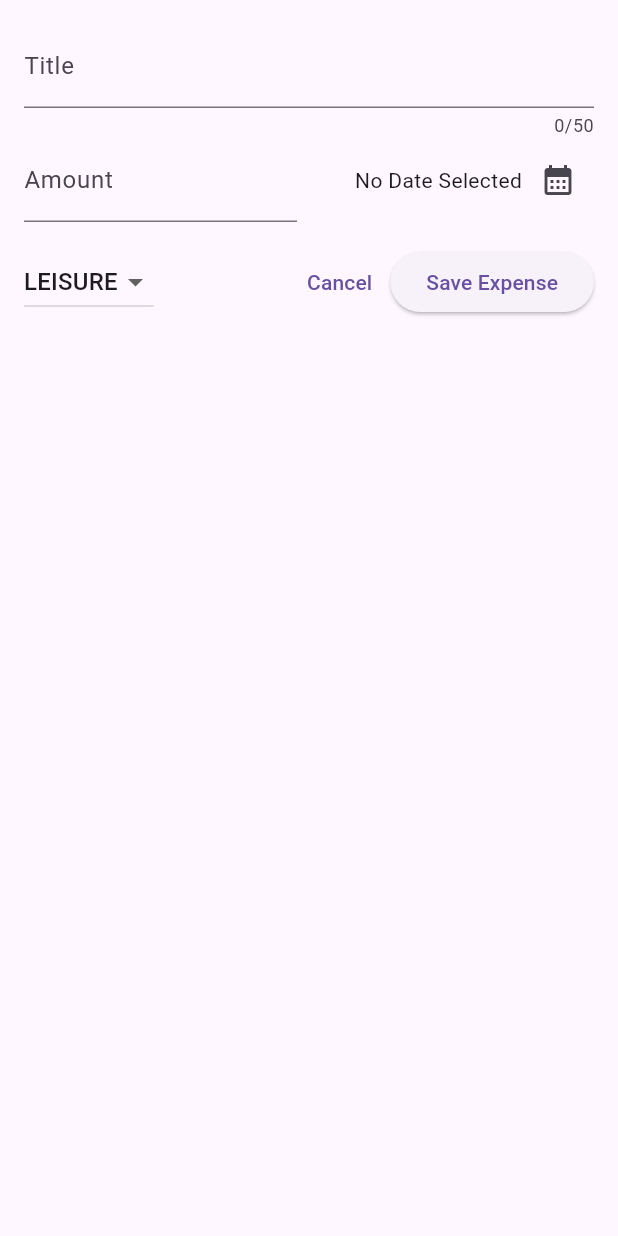
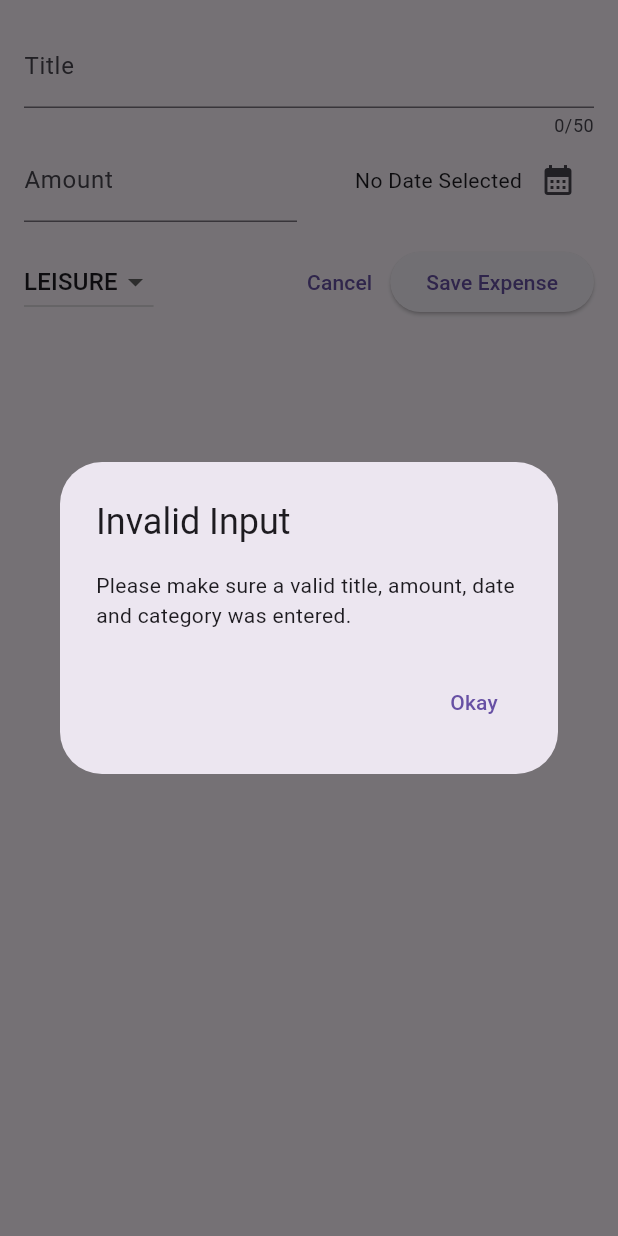
Before and after one commit to huseyinozenalbayrak/flutter-expense-tracker, a Flutter app: the NewExpense widget shown alone on an empty page, opened directly, after a tap on "Save Expense", on a phone screen of 412 x 824 dp. Run offline on Flutter 3.47's test engine with Material 3 defaults, Android fonts, the phone set to English and light mode, and no system bars.

Commit message:
Implement expense data submission and validation in NewExpense component

```diff
--- a/lib/widgets/new_expense.dart
+++ b/lib/widgets/new_expense.dart
@@ -1,3 +1,5 @@
+import 'dart:math';
+
 import 'package:flutter/material.dart';
 import 'package:expense_tracker/models/expense.dart';
 
@@ -26,6 +28,43 @@ class _NewExpenseState extends State<NewExpense> {
     setState(() {
       _selectedDate = pickedDate;
     });
+  }
+
+  void _submitExpenseData() {
+    final enteredAmount = double.tryParse(
+      _amountController.text,
+    ); // tryParse returns null if parsing failss
+    final amountIsInvalid = enteredAmount == null || enteredAmount <= 0;
+
+    if (_titleController.text.trim().isEmpty ||
+        amountIsInvalid ||
+        _selectedDate == null) {
+      showDialog(
+        context: context,
+        builder: (ctx) => AlertDialog(
+          title: Text('Invalid Input'),
+          content: Text(
+            'Please make sure a valid title, amount, date and category was entered.',
+          ),
+          actions: [
+            TextButton(
+              onPressed: () {
+                Navigator.pop(ctx);
+              },
+              child: Text('Okay'),
+            ),
+          ],
+        ),
+      );
+      return;
+    }
+    //final newExpense = Expense(
+    //  title: _titleController.text,
+    //  amount: enteredAmount,
+    //  date: _selectedDate!,
+    //  category: _selectedCategory,
+    //);
+    //Navigator.pop(context, newExpense);
   }
 
   // should use dispose method while using TextEditingController
@@ -110,10 +149,7 @@ class _NewExpenseState extends State<NewExpense> {
                 child: Text('Cancel'),
               ),
               ElevatedButton(
-                onPressed: () {
-                  print(_titleController.text);
-                  print(_amountController.text);
-                },
+                onPressed: _submitExpenseData,
                 child: Text('Save Expense'),
               ),
             ],
```
